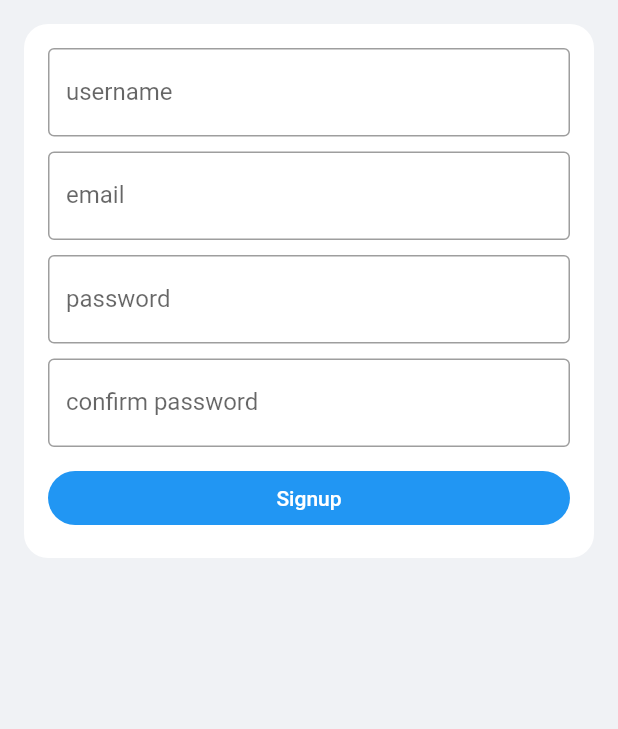
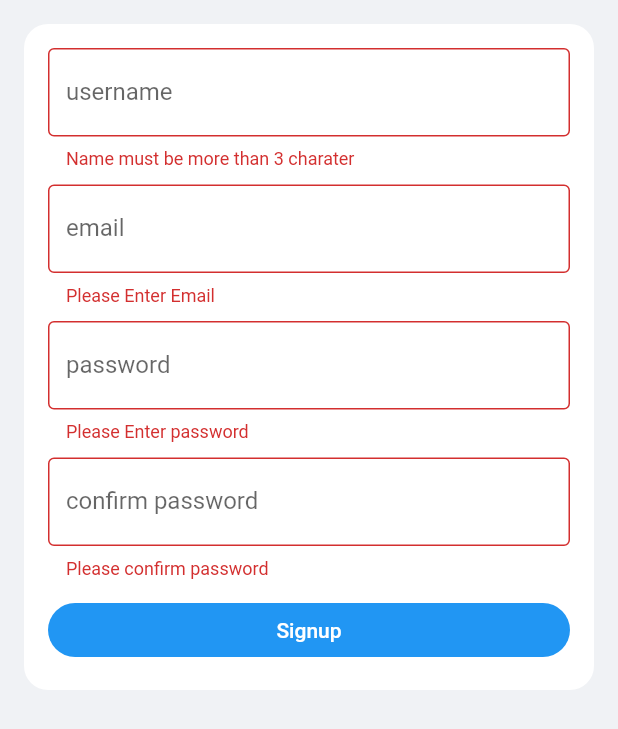
Before and after one commit to Catchmeon0/web, a Flutter app: the SignupForm widget shown alone on an empty page, opened directly, after a tap on "Signup", on a phone screen of 412 x 824 dp. Shown: the top 729 px of the screen. Run offline on Flutter 3.47's test engine with Material 2 defaults, Android fonts, the phone set to English and light mode, and no system bars; our stand-ins replace cached_network_image, material_design_icons_flutter; missing offline and left inert: dart:html, dart:js; accounts and stored records are empty; network calls fail.

Commit message:
signup form validator added

```diff
--- a/lib/screens/login/signupForm.dart
+++ b/lib/screens/login/signupForm.dart
@@ -7,10 +7,13 @@ import 'package:web/models/models.dart';
 
 import '../screens.dart';
 
-Future<UserModel> registerUser(String username, String email, String password, BuildContext context) async {
+Future<UserModel> registerUser(String username, String email, String password,
+    BuildContext context) async {
   var Url = "http://localhost:8080/signup";
   var response = await http.post(Url,
-      headers: <String, String>{"Content-Type": "application/json",},
+      headers: <String, String>{
+        "Content-Type": "application/json",
+      },
       body: jsonEncode(<String, String>{
         "username": username,
         "email": email,
@@ -23,7 +26,8 @@ Future<UserModel> registerUser(String username, String email, String password, B
       context: context,
       barrierDismissible: true,
       builder: (BuildContext dialogContext) {
-        return MyAlertDialog(title: 'Backend Response', content: response.body);
+        return MyAlertDialog(
+            title: 'Backend Response', content: responseString);
       },
     );
     Navigator.push(
@@ -31,26 +35,28 @@ Future<UserModel> registerUser(String username, String email, String password, B
       MaterialPageRoute(builder: (context) => AuthThreePage()),
     );
     ScaffoldMessenger.of(context).showSnackBar(SnackBar(
-      content:  Text('$username account has been created'),
+      content: Text('$username account has been created'),
       duration: const Duration(seconds: 3),
       action: SnackBarAction(
         label: 'Close',
-        onPressed: () { },
+        onPressed: () {},
       ),
     ));
   }
 }
 
-
-
 class SignupForm extends StatefulWidget {
-
   @override
   _SignupFormState createState() => _SignupFormState();
 }
 
 class _SignupFormState extends State<SignupForm> {
-
+// Create a global key that uniquely identifies the Form widget
+  // and allows validation of the form.
+  //
+  // Note: This is a GlobalKey<FormState>,
+  // not a GlobalKey<MyCustomFormState>.
+  final _formKey = GlobalKey<FormState>();
 
   TextEditingController usernameController = TextEditingController();
 
@@ -63,7 +69,9 @@ class _SignupFormState extends State<SignupForm> {
 
   @override
   Widget build(BuildContext context) {
-    return Container(
+    return Form(
+      key: _formKey,
+      child: Container(
         margin: const EdgeInsets.all(16.0),
         decoration: BoxDecoration(
           color: Colors.white,
@@ -80,15 +88,18 @@ class _SignupFormState extends State<SignupForm> {
                 hintText: "Enter username",
                 border: OutlineInputBorder(),
               ),
+              validator: validateUsername,
             ),
             const SizedBox(height: 10.0),
             TextFormField(
+              keyboardType: TextInputType.emailAddress,
               controller: emailController,
               decoration: InputDecoration(
                 labelText: "email",
                 hintText: "Enter email",
                 border: OutlineInputBorder(),
               ),
+              validator: validateEmail,
             ),
             const SizedBox(height: 10.0),
             TextFormField(
@@ -99,6 +110,7 @@ class _SignupFormState extends State<SignupForm> {
                 hintText: "Enter password",
                 border: OutlineInputBorder(),
               ),
+              validator: validatePassword,
             ),
             const SizedBox(height: 10.0),
             TextFormField(
@@ -109,6 +121,8 @@ class _SignupFormState extends State<SignupForm> {
                 hintText: "Confirm password",
                 border: OutlineInputBorder(),
               ),
+              validator: (value) => validatePasswordConfirma(
+                  value, pwdController.text, pwdControllerConfirmation.text),
             ),
             const SizedBox(height: 10.0),
             RaisedButton(
@@ -120,30 +134,31 @@ class _SignupFormState extends State<SignupForm> {
               ),
               child: Text("Signup"),
               onPressed: () async {
+                if (_formKey.currentState.validate()) {
                   String username = usernameController.text;
                   String email = emailController.text;
                   String password = pwdController.text;
-              UserModel user = await registerUser(username, email,password, context );
+                  UserModel user =
+                      await registerUser(username, email, password, context);
                   usernameController.text = '';
                   emailController.text = '';
                   pwdController.text = '';
-              pwdControllerConfirmation.text ='';
+                  pwdControllerConfirmation.text = '';
 
                   setState(() {
                     userModel = user;
                   });
 
                   print("Signup pressed");
-
-
+                }
               },
             ),
           ],
         ),
+      ),
     );
   }
 }
-
 
 class MyAlertDialog extends StatelessWidget {
   final String title;
@@ -171,3 +186,40 @@ class MyAlertDialog extends StatelessWidget {
     );
   }
 }
+
+String validateUsername(String value) {
+  if (value.length < 4)
+    return 'Name must be more than 3 charater';
+  else
+    return null;
+}
+
+String validateEmail(String value) {
+  Pattern pattern =
+      r'^(([^<>()[\]\\.,;:\s@\"]+(\.[^<>()[\]\\.,;:\s@\"]+)*)|(\".+\"))@((\[[0-9]{1,3}\.[0-9]{1,3}\.[0-9]{1,3}\.[0-9]{1,3}\])|(([a-zA-Z\-0-9]+\.)+[a-zA-Z]{2,}))$';
+  RegExp regex = new RegExp(pattern);
+  if (value.isEmpty) {
+    return 'Please Enter Email';
+  }
+  if (!regex.hasMatch(value))
+    return 'Enter Valid Email';
+  else
+    return null;
+}
+
+String validatePasswordConfirma(String value, String pwd, String pwdConfirm) {
+  if (value.isEmpty)
+    return 'Please confirm password';
+  else if (pwd != pwdConfirm) {
+    return 'Password do not match';
+  } else
+    return null;
+}
+
+String validatePassword(String value) {
+  if (value.isEmpty)
+    return 'Please Enter password';
+  else if (value.length < 6)
+    return 'password must contain at least 6 characters';
+  return null;
+}
```
Lines whose indentation alone changed are shown as unchanged.
